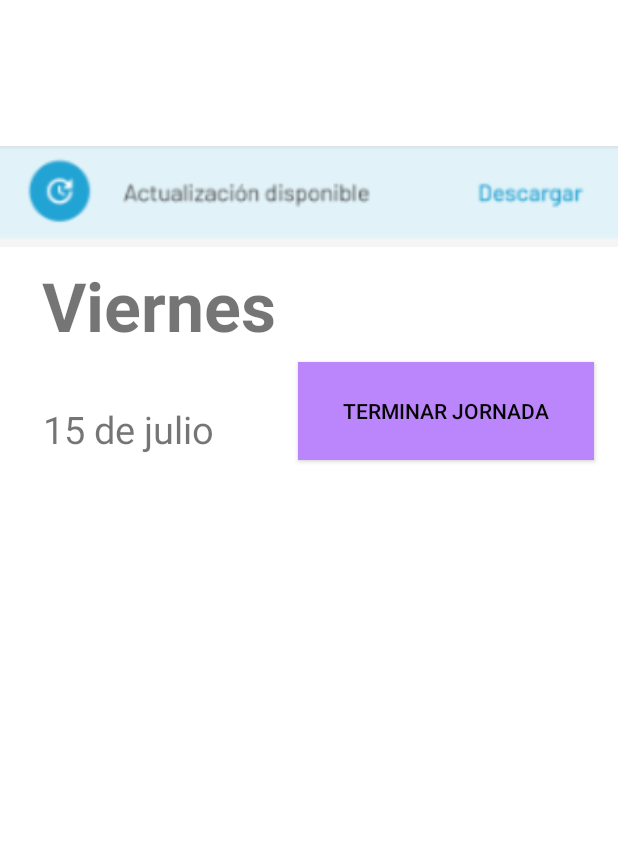
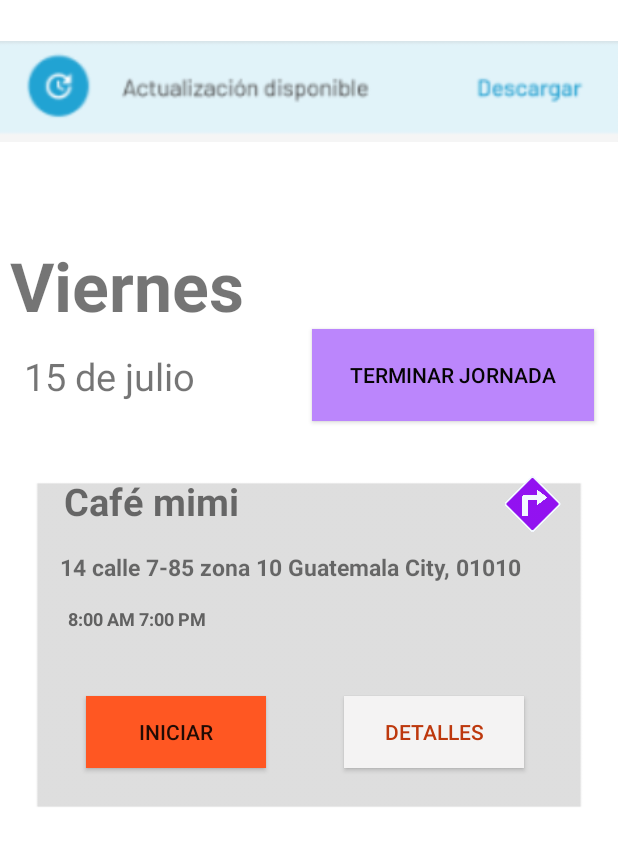
Before and after one commit to Wachuuu15/Plataformas, an Android app: the screen it shows after launch (MainActivity), on a phone screen of 412 x 824 dp. Shown: the top 846 px of the screen. Run offline under Robolectric (Android 15) with nearby library versions, the phone set to English and light mode, and no system bars.

Commit message:
add icons

```diff
--- a/app/src/main/res/layout/activity_main.xml
+++ b/app/src/main/res/layout/activity_main.xml
@@ -16,10 +16,10 @@
         android:textStyle="bold"
         app:layout_constraintBottom_toBottomOf="parent"
         app:layout_constraintEnd_toEndOf="parent"
-        app:layout_constraintHorizontal_bias="0.11"
+        app:layout_constraintHorizontal_bias="0.027"
         app:layout_constraintStart_toStartOf="parent"
         app:layout_constraintTop_toTopOf="parent"
-        app:layout_constraintVertical_bias="0.227" />
+        app:layout_constraintVertical_bias="0.21" />
 
     <TextView
         android:id="@+id/textView"
@@ -29,24 +29,24 @@
         android:textSize="25sp"
         app:layout_constraintBottom_toBottomOf="parent"
         app:layout_constraintEnd_toEndOf="parent"
-        app:layout_constraintHorizontal_bias="0.097"
+        app:layout_constraintHorizontal_bias="0.053"
         app:layout_constraintStart_toStartOf="parent"
         app:layout_constraintTop_toBottomOf="@+id/textView2"
-        app:layout_constraintVertical_bias="0.063" />
+        app:layout_constraintVertical_bias="0.022" />
 
     <Button
         android:id="@+id/button"
-        android:layout_width="197dp"
-        android:layout_height="65dp"
+        android:layout_width="188dp"
+        android:layout_height="61dp"
         android:background="@color/purple_200"
         android:text="@string/boton"
         android:textColor="#050404"
         app:layout_constraintBottom_toBottomOf="parent"
         app:layout_constraintEnd_toEndOf="parent"
-        app:layout_constraintHorizontal_bias="0.925"
+        app:layout_constraintHorizontal_bias="0.928"
         app:layout_constraintStart_toStartOf="parent"
         app:layout_constraintTop_toTopOf="parent"
-        app:layout_constraintVertical_bias="0.318" />
+        app:layout_constraintVertical_bias="0.288" />
 
     <ImageView
         android:id="@+id/imageView2"
@@ -55,11 +55,105 @@
         android:contentDescription="@null"
         app:layout_constraintBottom_toBottomOf="parent"
         app:layout_constraintEnd_toEndOf="parent"
-        app:layout_constraintHorizontal_bias="0.454"
         app:layout_constraintStart_toStartOf="parent"
         app:layout_constraintTop_toTopOf="parent"
-        app:layout_constraintVertical_bias="0.1"
+        app:layout_constraintVertical_bias="0.0"
         app:srcCompat="@drawable/img"
         tools:ignore="ImageContrastCheck" />
 
+    <ImageView
+        android:id="@+id/imageView3"
+        android:layout_width="wrap_content"
+        android:layout_height="wrap_content"
+        android:contentDescription="@null"
+        app:layout_constraintBottom_toBottomOf="parent"
+        app:layout_constraintEnd_toEndOf="parent"
+        app:layout_constraintHorizontal_bias="0.0"
+        app:layout_constraintStart_toStartOf="parent"
+        app:layout_constraintTop_toTopOf="parent"
+        app:layout_constraintVertical_bias="0.557"
+        app:srcCompat="@drawable/rectangulo__1_" />
+
+    <ImageView
+        android:id="@+id/imageView4"
+        android:layout_width="38dp"
+        android:layout_height="37dp"
+        android:contentDescription="@null"
+        app:layout_constraintBottom_toBottomOf="parent"
+        app:layout_constraintEnd_toEndOf="parent"
+        app:layout_constraintHorizontal_bias="0.898"
+        app:layout_constraintStart_toStartOf="parent"
+        app:layout_constraintTop_toTopOf="parent"
+        app:layout_constraintVertical_bias="0.403"
+        app:srcCompat="@drawable/giro_a_la_derecha" />
+
+    <TextView
+        android:id="@+id/textView3"
+        android:layout_width="wrap_content"
+        android:layout_height="wrap_content"
+        android:text="@string/nomplaza"
+        android:textSize="25sp"
+        android:textStyle="bold"
+        app:layout_constraintBottom_toBottomOf="parent"
+        app:layout_constraintEnd_toEndOf="parent"
+        app:layout_constraintHorizontal_bias="0.145"
+        app:layout_constraintStart_toStartOf="parent"
+        app:layout_constraintTop_toTopOf="parent"
+        app:layout_constraintVertical_bias="0.401" />
+
+    <TextView
+        android:id="@+id/textView4"
+        android:layout_width="wrap_content"
+        android:layout_height="wrap_content"
+        android:text="@string/lugar"
+        android:textSize="15sp"
+        android:textStyle="bold"
+        app:layout_constraintBottom_toBottomOf="parent"
+        app:layout_constraintEnd_toEndOf="parent"
+        app:layout_constraintHorizontal_bias="0.38"
+        app:layout_constraintStart_toStartOf="parent"
+        app:layout_constraintTop_toTopOf="parent"
+        app:layout_constraintVertical_bias="0.458" />
+
+    <TextView
+        android:id="@+id/textView5"
+        android:layout_width="wrap_content"
+        android:layout_height="wrap_content"
+        android:text="@string/time"
+        android:textColor="#616161"
+        android:textSize="12sp"
+        android:textStyle="bold"
+        app:layout_constraintBottom_toBottomOf="parent"
+        app:layout_constraintEnd_toEndOf="parent"
+        app:layout_constraintHorizontal_bias="0.141"
+        app:layout_constraintStart_toStartOf="parent"
+        app:layout_constraintTop_toTopOf="parent" />
+
+    <Button
+        android:id="@+id/button2"
+        android:layout_width="120dp"
+        android:layout_height="48dp"
+        android:background="#FF5722"
+        android:text="@string/inicio"
+        app:layout_constraintBottom_toBottomOf="parent"
+        app:layout_constraintEnd_toEndOf="parent"
+        app:layout_constraintHorizontal_bias="0.196"
+        app:layout_constraintStart_toStartOf="parent"
+        app:layout_constraintTop_toTopOf="parent"
+        app:layout_constraintVertical_bias="0.598" />
+
+    <Button
+        android:id="@+id/button3"
+        android:layout_width="120dp"
+        android:layout_height="48dp"
+        android:background="#F4F3F3"
+        android:text="@string/Det"
+        android:textColor="#BD380D"
+        app:layout_constraintBottom_toBottomOf="parent"
+        app:layout_constraintEnd_toEndOf="parent"
+        app:layout_constraintHorizontal_bias="0.786"
+        app:layout_constraintStart_toStartOf="parent"
+        app:layout_constraintTop_toTopOf="parent"
+        app:layout_constraintVertical_bias="0.598" />
+
 </androidx.constraintlayout.widget.ConstraintLayout>
--- a/app/src/main/res/values-night/themes.xml
+++ b/app/src/main/res/values-night/themes.xml
@@ -3,14 +3,14 @@
     <style name="Theme.MyApplication" parent="Theme.AppCompat.DayNight.NoActionBar">
         <!-- Primary brand color. -->
         <item name="colorPrimary">@color/purple_200</item>
-        <item name="colorPrimaryVariant">@color/purple_700</item>
+        <item name="colorPrimaryVariant">@color/white</item>
         <item name="colorOnPrimary">@color/black</item>
         <!-- Secondary brand color. -->
         <item name="colorSecondary">@color/teal_200</item>
         <item name="colorSecondaryVariant">@color/teal_200</item>
         <item name="colorOnSecondary">@color/black</item>
         <!-- Status bar color. -->
-        <item name="android:statusBarColor" tools:targetApi="l">?attr/colorPrimaryVariant</item>
+        <item name="android:statusBarColor" tools:targetApi="l">@color/white</item>
         <!-- Customize your theme here. -->
     </style>
 </resources>
--- a/app/src/main/res/values/strings.xml
+++ b/app/src/main/res/values/strings.xml
@@ -3,4 +3,9 @@
     <string name="martes">Viernes</string>
     <string name="fecha">15 de julio</string>
     <string name="boton">Terminar Jornada</string>
+    <string name="nomplaza">Café mimi</string>
+    <string name="lugar">14 calle 7-85 zona 10 Guatemala City, 01010</string>
+    <string name="time">8:00 AM 7:00 PM</string>
+    <string name="inicio">Iniciar</string>
+    <string name="Det">Detalles</string>
 </resources>
--- a/app/src/main/res/values/themes.xml
+++ b/app/src/main/res/values/themes.xml
@@ -2,15 +2,15 @@
     <!-- Base application theme. -->
     <style name="Theme.MyApplication" parent="Theme.AppCompat.Light.NoActionBar">
         <!-- Primary brand color. -->
-        <item name="colorPrimary">@color/purple_500</item>
-        <item name="colorPrimaryVariant">@color/purple_700</item>
-        <item name="colorOnPrimary">@color/white</item>
+        <item name="colorPrimary">@color/black</item>
+        <item name="colorPrimaryVariant">#070707</item>
+        <item name="colorOnPrimary">@color/black</item>
         <!-- Secondary brand color. -->
         <item name="colorSecondary">@color/teal_200</item>
         <item name="colorSecondaryVariant">@color/teal_700</item>
         <item name="colorOnSecondary">@color/black</item>
         <!-- Status bar color. -->
-        <item name="android:statusBarColor" tools:targetApi="l">?attr/colorPrimaryVariant</item>
+        <item name="android:statusBarColor" tools:targetApi="l">@color/black</item>
         <!-- Customize your theme here. -->
     </style>
 </resources>
```
Also changed, not shown: app/src/main/res/drawable/giro_a_la_derecha.png (added), app/src/main/res/drawable/rectangulo__1_.png (added), 3 other files.
